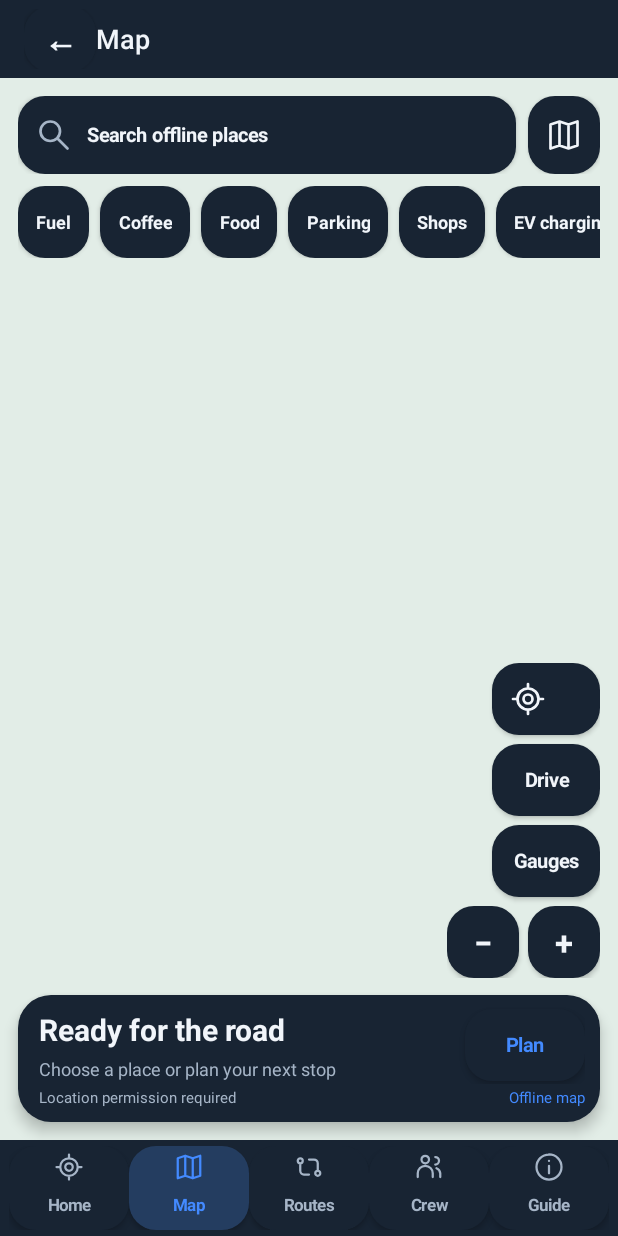
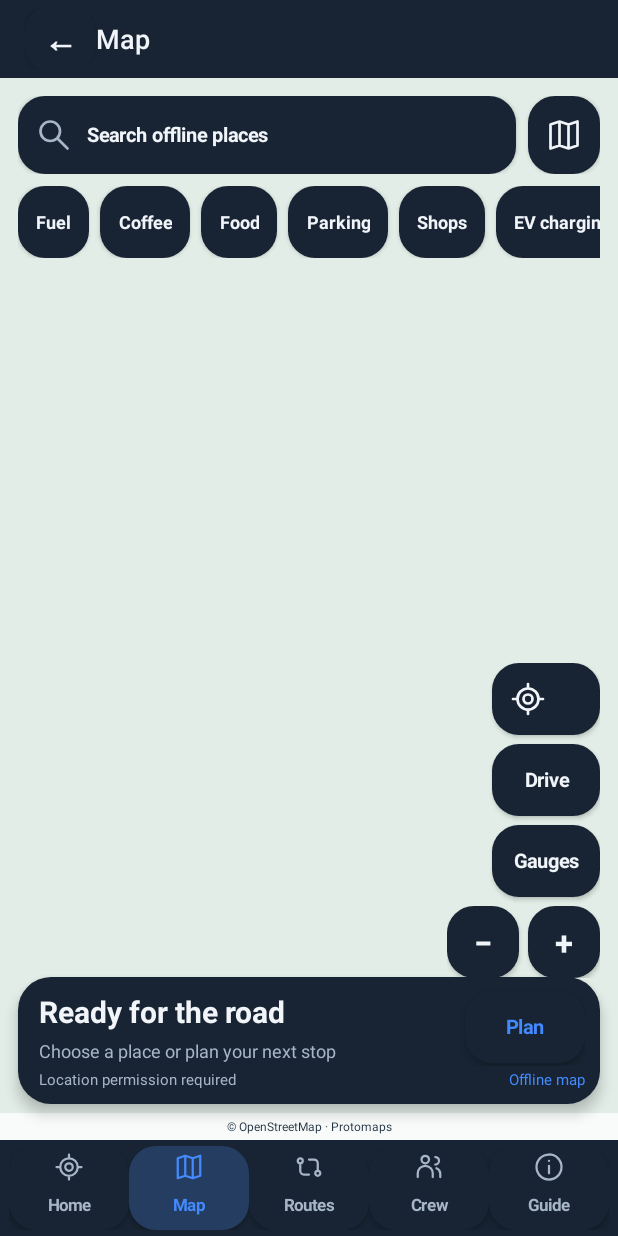
Before and after one commit to Confused-Indian-Doctor/Convoy, an Android app: the screen it shows after launch (MainActivity), after a tap on "Map", on a phone screen of 412 x 824 dp. Run offline under Robolectric (Android 15) with nearby library versions, the light colour scheme and no system bars; libraries missing offline, so code that uses them is left out: org.maplibre.android, org.maplibre.geojson; pictures from the network do not load; 26 statements that could not run were skipped.

Commit message:
Use public NSD API, retain active map revisions during updates and polish invite/map attribution

```diff
--- a/app/src/main/java/com/convoy/offline/ConvoyOnboarding.java
+++ b/app/src/main/java/com/convoy/offline/ConvoyOnboarding.java
@@ -32,7 +32,7 @@ public final class ConvoyOnboarding {
  private String car(){return activity.getPreferences(0).getString("car","nc");}
  private void profileThen(Runnable action){if(name().trim().isEmpty())editProfile(action);else action.run();}
  public void editProfile(){editProfile(host::changed);}
- private void editProfile(Runnable done){LinearLayout v=box();v.addView(text("Your name",13));EditText name=new EditText(activity);name.setSingleLine(true);name.setTextColor(TEXT);name.setFilters(new InputFilter[]{new InputFilter.LengthFilter(32)});name.setText(name());name.setHint("Driver name");name.setHintTextColor(MUTED);v.addView(name);v.addView(text("Your car",13));Spinner car=new Spinner(activity);car.setAdapter(new ArrayAdapter<>(activity,android.R.layout.simple_spinner_dropdown_item,CAR_NAMES));for(int i=0;i<CAR_KEYS.length;i++)if(CAR_KEYS[i].equals(car()))car.setSelection(i);v.addView(car);AlertDialog d=new AlertDialog.Builder(activity).setTitle("Your driver profile").setView(v).setNegativeButton("Cancel",null).setPositiveButton("Save",null).create();d.setOnShowListener(x->d.getButton(-1).setOnClickListener(w->{String n=name.getText().toString().trim();if(n.isEmpty()){name.setError("Enter your name");return;}activity.getPreferences(0).edit().putString("name",n).putString("car",CAR_KEYS[car.getSelectedItemPosition()]).apply();ConvoyService s=ConvoyService.current;if(s!=null){s.myName=n;s.myCar=CAR_KEYS[car.getSelectedItemPosition()];}d.dismiss();done.run();}));d.show();}
+ private void editProfile(Runnable done){LinearLayout v=box();v.addView(text("Your name",13));EditText name=new EditText(activity);name.setSingleLine(true);name.setTextColor(TEXT);name.setFilters(new InputFilter[]{new InputFilter.LengthFilter(32)});name.setText(name());name.setHint("Driver name");name.setHintTextColor(MUTED);v.addView(name);v.addView(text("Your car",13));Spinner car=new Spinner(activity);car.setAdapter(new ArrayAdapter<>(activity,android.R.layout.simple_spinner_dropdown_item,CAR_NAMES));for(int i=0;i<CAR_KEYS.length;i++)if(CAR_KEYS[i].equals(car()))car.setSelection(i);v.addView(car);AlertDialog d=new AlertDialog.Builder(activity).setTitle("Your driver profile").setView(v).setNegativeButton("Cancel",null).setPositiveButton("Save",null).create();d.setOnShowListener(x->d.getButton(-1).setOnClickListener(w->{String n=name.getText().toString().trim();try{ConvoyInvite.safeText(n,32,128,false);}catch(java.io.IOException invalid){name.setError("Use a name of 1–32 characters without control characters");return;}activity.getPreferences(0).edit().putString("name",n).putString("car",CAR_KEYS[car.getSelectedItemPosition()]).apply();ConvoyService s=ConvoyService.current;if(s!=null){s.myName=n;s.myCar=CAR_KEYS[car.getSelectedItemPosition()];}d.dismiss();done.run();}));d.show();}
  public void start(){if(ConvoyService.current!=null){showInvite();return;}profileThen(()->host.startHost(name(),car()));}
  public void joinMenu(){if(ConvoyService.current!=null){host.crew();return;}LinearLayout v=box();AlertDialog d=new AlertDialog.Builder(activity).setTitle("Join Convoy").setView(v).setNegativeButton("Close",null).create();button(v,"Scan QR",()->{d.dismiss();scan();});button(v,"Open Invite",()->{d.dismiss();pasteInvite();});button(v,"Nearby Convoys",()->{d.dismiss();nearby();});button(v,"Advanced",()->{d.dismiss();host.advanced();});d.show();}
  public void scan(){new IntentIntegrator(activity).setDesiredBarcodeFormats(IntentIntegrator.QR_CODE).setPrompt("Scan a Convoy invite").setBeepEnabled(false).setBarcodeImageEnabled(false).setOrientationLocked(false).initiateScan();}
--- a/app/src/main/java/com/convoy/offline/LanDiscovery.java
+++ b/app/src/main/java/com/convoy/offline/LanDiscovery.java
@@ -17,6 +17,7 @@ import android.os.Looper;
 import java.io.IOException;
 import java.net.Inet4Address;
 import java.net.InetAddress;
+import java.nio.charset.StandardCharsets;
 import java.util.ArrayDeque;
 import java.util.ArrayList;
 import java.util.Collections;
@@ -326,7 +327,10 @@ public final class LanDiscovery implements AutoCloseable {
         info.setServiceName(metadata.serviceName());
         info.setServiceType(LanAdvertisement.SERVICE_TYPE);
         info.setPort(metadata.port);
-        for (Map.Entry<String, byte[]> value : metadata.attributes().entrySet()) info.setAttribute(value.getKey(), value.getValue());
+        // Android's public SDK exposes String TXT values; its byte[] overload is hidden.
+        // These values were generated from bounded UTF-8 text by LanAdvertisement.
+        for (Map.Entry<String, byte[]> value : metadata.attributes().entrySet())
+            info.setAttribute(value.getKey(), new String(value.getValue(), StandardCharsets.UTF_8));
         NsdManager.RegistrationListener callback = new NsdManager.RegistrationListener() {
             @Override public void onServiceRegistered(NsdServiceInfo registered) { main.post(() -> {
                 if (closed || registration != this) {
--- a/app/src/main/java/com/convoy/offline/MainActivity.java
+++ b/app/src/main/java/com/convoy/offline/MainActivity.java
@@ -37,7 +37,7 @@ public class MainActivity extends Activity {
  private TextView status,detail,gps,voice,crewSummary,navPrimary,navSecondary,routeSummary,routeTitle;
  private Button trip,ptt,vox,routeAction,instrumentButton;
  private LinearLayout voiceBar;
- private TextView homeGps,homeMap,homeConvoy,homeRoute,mapImportStatus;
+ private TextView homeGps,homeMap,homeConvoy,homeRoute,mapImportStatus,attributionLabel;private Button coverageDownload;
  private long mapImportBytes;
  private final NavigationState navigation=new NavigationState();
  private CurrentLocation location;
@@ -235,8 +235,10 @@ public class MainActivity extends Activity {
   crewSummary=text("Offline map",10,GREEN);crewSummary.setGravity(Gravity.END);crewSummary.setSingleLine(true);
   crewSummary.setEllipsize(TextUtils.TruncateAt.END);mapStatus.addView(gps,new LinearLayout.LayoutParams(0,-2,1));
   mapStatus.addView(crewSummary,new LinearLayout.LayoutParams(0,-2,1));routeCard.addView(mapStatus);crewSummary.setOnClickListener(v->openScreen(NavigationState.OFFLINE_MAPS));
+  attributionLabel=text("© OpenStreetMap · Protomaps",8,0xFF213344);attributionLabel.setBackgroundColor(0xCCFFFFFF);attributionLabel.setGravity(Gravity.CENTER);attributionLabel.setContentDescription("Open map attribution");attributionLabel.setOnClickListener(v->new AlertDialog.Builder(this).setTitle("Map sources").setMessage(map.attribution+"\n\nOpenStreetMap data: openstreetmap.org/copyright\nProtomaps: docs.protomaps.com/basemaps\nNatural Earth public domain\nShrewsbury additional places: Overture Maps").setPositiveButton("Close",null).show());FrameLayout.LayoutParams credit=new FrameLayout.LayoutParams(-1,dp(18),Gravity.BOTTOM);mapFrame.addView(attributionLabel,credit);
+  coverageDownload=button("Download region map",false);coverageDownload.setTextSize(12);coverageDownload.setVisibility(View.GONE);coverageDownload.setOnClickListener(v->openScreen(NavigationState.OFFLINE_MAPS));FrameLayout.LayoutParams coveragePosition=new FrameLayout.LayoutParams(-2,dp(48),Gravity.BOTTOM|Gravity.START);coveragePosition.setMargins(dp(12),0,dp(96),dp(140));mapFrame.addView(coverageDownload,coveragePosition);
   FrameLayout.LayoutParams routePlacement=new FrameLayout.LayoutParams(-1,-2,Gravity.BOTTOM);
-  routePlacement.setMargins(dp(12),0,dp(12),dp(12));mapFrame.addView(routeCard,routePlacement);
+  routePlacement.setMargins(dp(12),0,dp(12),dp(24));mapFrame.addView(routeCard,routePlacement);
   mapFrame.addOnLayoutChangeListener((v,l,t,r,b,ol,ot,or,ob)->{if(b-t!=ob-ot||r-l!=or-ol){compactMap=b-t<dp(410);mapLayoutSignature=-1;applyMapLayout();}});
  }
  private void addMapControl(Button b){
@@ -435,7 +437,7 @@ public class MainActivity extends Activity {
   if(homeConvoy!=null)updateText(homeConvoy,s==null||!s.active?"Local mode • your location stays on this phone":s.sessionTitle()+" • "+(1+s.members.size())+" driver(s) connected");
   if(homeRoute!=null&&activeGpx!=null){GpxRoute.Progress p=map.getGpxProgress();updateText(homeRoute,activeGpx.name+"\n"+(followingGpx?"Following GPX track":"Saved route ready")+(p==null?" • "+formatDistance((float)activeGpx.totalMeters):" • "+formatDistance((float)p.remainingMeters)+" remaining"));}
  }
- private String selectedMapName(){for(MapPack pack:installedMaps)if(pack.selected)return pack.name;return "Shrewsbury development region";}
+ private String selectedMapName(){for(MapPack pack:installedMaps)if(pack.selected)return pack.bundled?"UK region not downloaded":pack.name;return "UK region not downloaded";}
  private void refreshStoredData(){
   storageWorker.execute(()->{try{
    mapPacks.migrateLegacy(getSharedPreferences("convoy",0).getString("mapName","Imported vector region"));
@@ -596,7 +598,7 @@ public class MainActivity extends Activity {
   if(!ptt.isEnabled()&&s!=null)s.ptt=false;
   updateText(ptt,running&&s.ptt?(pttPhysicalDown?"Release to listen":"Tap to finish talking"):"Hold to talk");
   updateDescription(ptt,running&&s.ptt?"Talking. Release or click to stop transmitting":"Hold to transmit voice. Accessibility click toggles talking on or off.");
-  map.refresh();if(!map.mapCoverageNotice().isEmpty())updateText(crewSummary,map.mapCoverageNotice());updateToolbar();offlineMaps.tickLocation();updateNavigationBanner();updateHomeStatus();updateVoiceVisibility();updateCrew();handler.postDelayed(this,1000);
+  map.refresh();String coverage=map.mapCoverageNotice();coverageDownload.setVisibility(coverage.isEmpty()||showInstruments?View.GONE:View.VISIBLE);if(!coverage.isEmpty()){updateText(coverageDownload,coverage);updateText(crewSummary,"Download map");}updateText(attributionLabel,"© OpenStreetMap · Protomaps"+(map.attribution.contains("Overture")?" · Overture":""));updateToolbar();offlineMaps.tickLocation();updateNavigationBanner();updateHomeStatus();updateVoiceVisibility();updateCrew();handler.postDelayed(this,1000);
  }};
  private void updateNavigationBanner(){
   if(navPrimary==null||navSecondary==null||routeSummary==null)return;
--- a/app/src/main/java/com/convoy/offline/MapDownloadEngine.java
+++ b/app/src/main/java/com/convoy/offline/MapDownloadEngine.java
@@ -91,6 +91,7 @@ public final class MapDownloadEngine {
                 connection=(HttpURLConnection)target.openConnection();connection.setConnectTimeout(20000);connection.setReadTimeout(30000);connection.setInstanceFollowRedirects(false);
                 connection.setRequestProperty("Accept-Encoding","identity");connection.setRequestProperty("User-Agent","Convoy-Offline-Maps/1");
                 if(offset>0){connection.setRequestProperty("Range","bytes="+offset+"-");connection.setRequestProperty("If-Range",etag);}
+                try {
                 int status=connection.getResponseCode();if(status==301||status==302||status==303||status==307||status==308){String location=connection.getHeaderField("Location");connection.disconnect();if(location==null||redirects==5)throw new IOException("Map download redirect failed");target=new URL(target,location);continue;}
                 long length=connection.getContentLengthLong(),start=0,total=length;
                 if(status==206){String range=connection.getHeaderField("Content-Range");
@@ -101,6 +102,7 @@ public final class MapDownloadEngine {
                 HttpURLConnection owned=connection;
                 InputStream body=status==200||status==206?connection.getInputStream():null;
                 return new Response(status,length,start,total,connection.getHeaderField("ETag"),connection.getHeaderField("Content-Encoding"),body,owned::disconnect);
+                } catch(IOException | RuntimeException failed){connection.disconnect();throw failed;}
             }
             throw new IOException("Map server redirect loop");
         }
--- a/app/src/main/java/com/convoy/offline/MapPackSource.java
+++ b/app/src/main/java/com/convoy/offline/MapPackSource.java
@@ -23,7 +23,7 @@ public final class MapPackSource {
                 !version.matches("[a-zA-Z0-9._-]{1,80}") || attribution == null || attribution.trim().isEmpty() || attribution.length() > 2000)
             throw new IOException("Incomplete map source metadata");
         try { LocalDate.parse(dataDate); URI url = new URI(downloadUrl);
-            if (!"https".equalsIgnoreCase(url.getScheme()) || url.getHost() == null || url.getUserInfo() != null || url.getFragment() != null)
+            if (!"https".equalsIgnoreCase(url.getScheme()) || url.getHost() == null || url.getUserInfo() != null || url.getFragment() != null || url.getPort() > 65535)
                 throw new IOException("Use an HTTPS map download source");
         } catch (IllegalArgumentException | URISyntaxException invalid) { throw new IOException("Invalid map source", invalid); }
         if (bytes < 127 || bytes > 8L * 1024 * 1024 * 1024 || sha256 == null || !sha256.matches("[0-9a-fA-F]{64}") ||
--- a/app/src/main/java/com/convoy/offline/RichMap.java
+++ b/app/src/main/java/com/convoy/offline/RichMap.java
@@ -129,12 +129,12 @@ public final class RichMap extends FrameLayout {
      .replace("__BASEMAP_URI__",escapeJson("pmtiles://"+android.net.Uri.fromFile(basemap)))
      .replace("__PLACES_URI__",escapeJson("pmtiles://"+android.net.Uri.fromFile(places)));
    final MapPack loadedPack=pack;
-   main.post(()->{if(disposed||generation!=styleGeneration)return;selectedPack=loadedPack;mapName=loadedPack==null?"Shrewsbury development region":loadedPack.name;style=null;map.setStyle(new Style.Builder().fromJson(json),s->{if(disposed||generation!=styleGeneration)return;style=s;addCarImages(s);updateDynamic();updateGpxSources();if(previous!=null)map.setCameraPosition(previous);else{map.setCameraPosition(new CameraPosition.Builder().target(new LatLng(52.7078,-2.7541)).zoom(13.3).build());if(loadedPack!=null&&!loadedPack.bundled)focusBounds(loadedPack.bounds.south,loadedPack.bounds.west,loadedPack.bounds.north,loadedPack.bounds.east);}if(!automatic&&previous!=null&&loadedPack!=null&&!loadedPack.id.equals(previousPackId)&&!loadedPack.bounds.contains(previous.target.getLatitude(),previous.target.getLongitude()))focusBounds(loadedPack.bounds.south,loadedPack.bounds.west,loadedPack.bounds.north,loadedPack.bounds.east);cameraInitialised=true;if(pendingGpxFocus)focusGpxRoute();refresh();});});
+   main.post(()->{if(disposed||generation!=styleGeneration)return;selectedPack=loadedPack;mapName=loadedPack==null?"Shrewsbury development region":loadedPack.name;style=null;map.setStyle(new Style.Builder().fromJson(json),s->{if(disposed||generation!=styleGeneration)return;style=s;attribution=loadedPack!=null&&!loadedPack.attribution.isEmpty()?loadedPack.attribution:"© OpenStreetMap contributors · © Overture Maps Foundation";if(loadedPack!=null&&!loadedPack.bundled)workers.execute(()->{try{new MapPackStore(context.getFilesDir()).pruneRevisions(loadedPack);}catch(IOException ignored){}});addCarImages(s);updateDynamic();updateGpxSources();if(previous!=null)map.setCameraPosition(previous);else{map.setCameraPosition(new CameraPosition.Builder().target(new LatLng(52.7078,-2.7541)).zoom(13.3).build());if(loadedPack!=null&&!loadedPack.bundled)focusBounds(loadedPack.bounds.south,loadedPack.bounds.west,loadedPack.bounds.north,loadedPack.bounds.east);}if(!automatic&&previous!=null&&loadedPack!=null&&!loadedPack.id.equals(previousPackId)&&!loadedPack.bounds.contains(previous.target.getLatitude(),previous.target.getLongitude()))focusBounds(loadedPack.bounds.south,loadedPack.bounds.west,loadedPack.bounds.north,loadedPack.bounds.east);cameraInitialised=true;if(pendingGpxFocus)focusGpxRoute();refresh();});});
   }catch(Exception error){main.post(()->{if(disposed||generation!=styleGeneration)return;android.util.Log.e("ConvoyMap","Offline map preparation failed",error);Toast.makeText(getContext(),"Vector map: "+error.getMessage(),Toast.LENGTH_LONG).show();});}});
  }
  private void maybeSelectPack(){
-  if(disposed||map==null||style==null||!isShown()||selectingPack)return;long now=SystemClock.elapsedRealtime();if(now-lastPackCheck<1500)return;lastPackCheck=now;CameraPosition camera=map.getCameraPosition();LatLng target=camera.target;if(target==null)return;double lat=target.getLatitude(),lon=target.getLongitude();double z=camera.zoom;Location fix=locations.fix();if(follow&&freshFix(fix)){lat=fix.getLatitude();lon=fix.getLongitude();}final double latitude=lat,longitude=lon;selectingPack=true;
-  workers.execute(()->{try{MapPack next=new MapPackStore(getContext().getFilesDir()).chooseAt(latitude,longitude,z);MapPackCatalog.Region region=MapPackCatalog.at(latitude,longitude);String notice=next==null?"Offline map not installed"+(region==null?" for this area":" • "+region.name)+" · Download":next.maxZoom<=7&&z>7?"Overview only • download regional map":"";main.post(()->{selectingPack=false;if(disposed)return;coverageNotice=notice;if(next!=null&&(selectedPack==null||!next.id.equals(selectedPack.id)||!Objects.equals(next.file,selectedPack.file)))load(next,true);});}catch(IOException error){main.post(()->selectingPack=false);}});
+  if(disposed||map==null||style==null||!isShown()||selectingPack)return;long now=SystemClock.elapsedRealtime();if(now-lastPackCheck<1500)return;lastPackCheck=now;CameraPosition camera=map.getCameraPosition();LatLng target=camera.target;if(target==null)return;double lat=target.getLatitude(),lon=target.getLongitude();double z=camera.zoom;Location fix=locations.fix();if(follow&&freshFix(fix)){lat=fix.getLatitude();lon=fix.getLongitude();}final double latitude=lat,longitude=lon;final MapPack displayed=selectedPack;selectingPack=true;
+  workers.execute(()->{try{MapPackStore store=new MapPackStore(getContext().getFilesDir());MapPack next=store.chooseAt(latitude,longitude,z);if(displayed!=null&&!displayed.bundled)store.pruneRevisions(displayed);MapPackCatalog.Region region=MapPackCatalog.at(latitude,longitude);String notice=next==null?"Offline map not installed"+(region==null?" for this area":" • "+region.name)+" · Download":next.maxZoom<=7&&z>7?"Overview only • download regional map":"";main.post(()->{selectingPack=false;if(disposed)return;coverageNotice=notice;if(next!=null&&(selectedPack==null||!next.id.equals(selectedPack.id)||!Objects.equals(next.file,selectedPack.file)))load(next,true);});}catch(IOException error){main.post(()->selectingPack=false);}});
  }
  private String readAsset(String name)throws IOException{try(InputStream in=getContext().getAssets().open(name);ByteArrayOutputStream out=new ByteArrayOutputStream()){byte[] b=new byte[8192];int n;while((n=in.read(b))>0)out.write(b,0,n);return out.toString("UTF-8");}}
  private String escapeJson(String s){return s.replace("\\","\\\\").replace("\"","\\\"");}
```
Also changed, not shown: app/src/main/java/com/convoy/offline/MapPackStore.java (+16 -1 lines), 2 other files.
